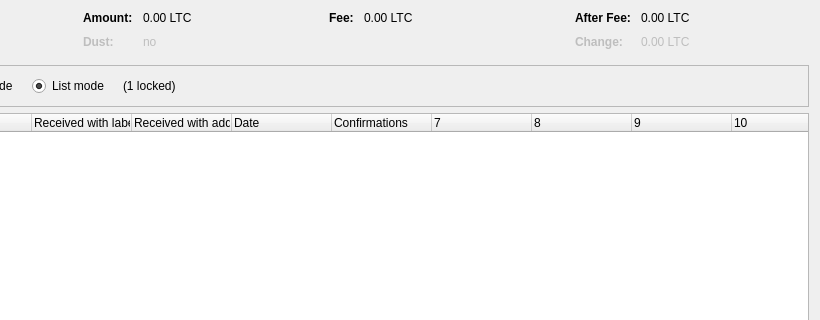
Above: src/qt/forms/coincontroldialog.ui from odeonus/beyondcoin-BYND before the change; both pictures show x 180 to 1000 and y 0 to 320 of the 1000 by 500 pixel window. Below: the same form after it.
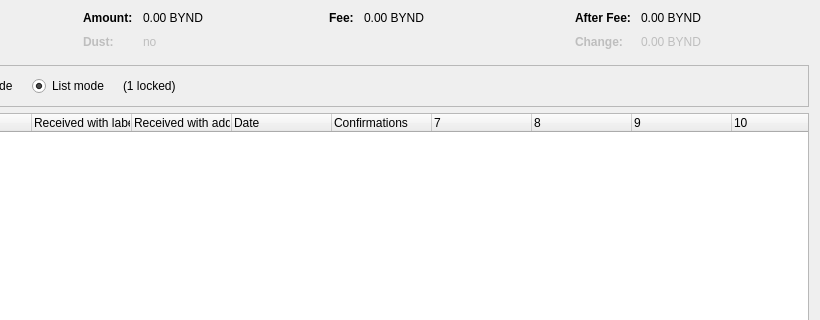
That is the form after the change. Custom widgets are drawn as their Qt base class.

Commit message: ltc -> bynd

Diff of the .ui file:
```diff
--- a/src/qt/forms/coincontroldialog.ui
+++ b/src/qt/forms/coincontroldialog.ui
@@ -132,7 +132,7 @@
           <enum>Qt::ActionsContextMenu</enum>
          </property>
          <property name="text">
-          <string notr="true">0.00 LTC</string>
+          <string notr="true">0.00 BYND</string>
          </property>
          <property name="textInteractionFlags">
           <set>Qt::LinksAccessibleByMouse|Qt::TextSelectableByKeyboard|Qt::TextSelectableByMouse</set>
@@ -212,7 +212,7 @@
           <enum>Qt::ActionsContextMenu</enum>
          </property>
          <property name="text">
-          <string notr="true">0.00 LTC</string>
+          <string notr="true">0.00 BYND</string>
          </property>
          <property name="textInteractionFlags">
           <set>Qt::LinksAccessibleByMouse|Qt::TextSelectableByKeyboard|Qt::TextSelectableByMouse</set>
@@ -257,7 +257,7 @@
           <enum>Qt::ActionsContextMenu</enum>
          </property>
          <property name="text">
-          <string notr="true">0.00 LTC</string>
+          <string notr="true">0.00 BYND</string>
          </property>
          <property name="textInteractionFlags">
           <set>Qt::LinksAccessibleByMouse|Qt::TextSelectableByKeyboard|Qt::TextSelectableByMouse</set>
@@ -292,7 +292,7 @@
           <enum>Qt::ActionsContextMenu</enum>
          </property>
          <property name="text">
-          <string notr="true">0.00 LTC</string>
+          <string notr="true">0.00 BYND</string>
          </property>
          <property name="textInteractionFlags">
           <set>Qt::LinksAccessibleByMouse|Qt::TextSelectableByKeyboard|Qt::TextSelectableByMouse</set>
```
The commit also changes 21 other files.
